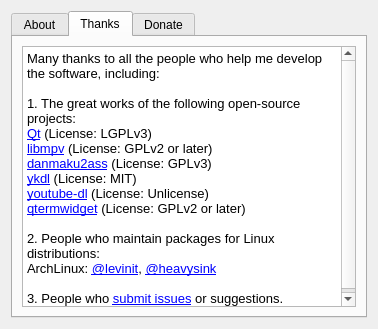
Above: src/aboutdialog.ui from coslyk/moonplayer before the change. Below: the same form after it.
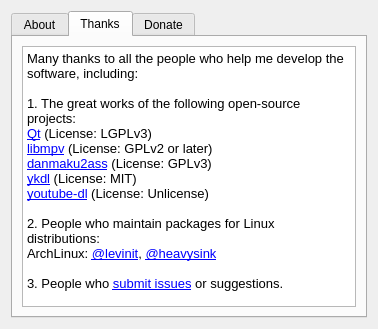
That is the form after the change. The open tabs and pages were chosen to show the change. Icons and pictures are not drawn.

Commit message: Remove "qtermwidget" from about dialog (it is no longer used)

```diff
--- a/src/aboutdialog.ui
+++ b/src/aboutdialog.ui
@@ -138,21 +138,20 @@
           <string>&lt;!DOCTYPE HTML PUBLIC &quot;-//W3C//DTD HTML 4.0//EN&quot; &quot;http://www.w3.org/TR/REC-html40/strict.dtd&quot;&gt;
 &lt;html&gt;&lt;head&gt;&lt;meta name=&quot;qrichtext&quot; content=&quot;1&quot; /&gt;&lt;style type=&quot;text/css&quot;&gt;
 p, li { white-space: pre-wrap; }
-&lt;/style&gt;&lt;/head&gt;&lt;body style=&quot; font-family:'Noto Sans CJK SC'; font-size:10pt; font-weight:400; font-style:normal;&quot;&gt;
-&lt;p style=&quot; margin-top:0px; margin-bottom:0px; margin-left:0px; margin-right:0px; -qt-block-indent:0; text-indent:0px;&quot;&gt;Many thanks to all the people who help me develop the software, including:&lt;/p&gt;
-&lt;p style=&quot;-qt-paragraph-type:empty; margin-top:0px; margin-bottom:0px; margin-left:0px; margin-right:0px; -qt-block-indent:0; text-indent:0px;&quot;&gt;&lt;br /&gt;&lt;/p&gt;
-&lt;p style=&quot; margin-top:0px; margin-bottom:0px; margin-left:0px; margin-right:0px; -qt-block-indent:0; text-indent:0px;&quot;&gt;1. The great works of the following open-source projects:&lt;/p&gt;
-&lt;p style=&quot; margin-top:0px; margin-bottom:0px; margin-left:0px; margin-right:0px; -qt-block-indent:0; text-indent:0px;&quot;&gt;&lt;a href=&quot;https://www.qt.io&quot;&gt;&lt;span style=&quot; text-decoration: underline; color:#0000ff;&quot;&gt;Qt&lt;/span&gt;&lt;/a&gt; (License: LGPLv3)&lt;/p&gt;
-&lt;p style=&quot; margin-top:0px; margin-bottom:0px; margin-left:0px; margin-right:0px; -qt-block-indent:0; text-indent:0px;&quot;&gt;&lt;a href=&quot;https://mpv.io/&quot;&gt;&lt;span style=&quot; text-decoration: underline; color:#0000ff;&quot;&gt;libmpv&lt;/span&gt;&lt;/a&gt; (License: GPLv2 or later)&lt;/p&gt;
-&lt;p style=&quot; margin-top:0px; margin-bottom:0px; margin-left:0px; margin-right:0px; -qt-block-indent:0; text-indent:0px;&quot;&gt;&lt;a href=&quot;https://github.com/coslyk/danmaku2ass&quot;&gt;&lt;span style=&quot; text-decoration: underline; color:#0000ff;&quot;&gt;danmaku2ass&lt;/span&gt;&lt;/a&gt; (License: GPLv3)&lt;/p&gt;
-&lt;p style=&quot; margin-top:0px; margin-bottom:0px; margin-left:0px; margin-right:0px; -qt-block-indent:0; text-indent:0px;&quot;&gt;&lt;a href=&quot;https://github.com/zhangn1985/ykdl&quot;&gt;&lt;span style=&quot; text-decoration: underline; color:#0000ff;&quot;&gt;ykdl&lt;/span&gt;&lt;/a&gt; (License: MIT)&lt;/p&gt;
-&lt;p style=&quot; margin-top:0px; margin-bottom:0px; margin-left:0px; margin-right:0px; -qt-block-indent:0; text-indent:0px;&quot;&gt;&lt;a href=&quot;https://github.com/rg3/youtube-dl&quot;&gt;&lt;span style=&quot; text-decoration: underline; color:#0000ff;&quot;&gt;youtube-dl&lt;/span&gt;&lt;/a&gt; (License: Unlicense)&lt;/p&gt;
-&lt;p style=&quot; margin-top:0px; margin-bottom:0px; margin-left:0px; margin-right:0px; -qt-block-indent:0; text-indent:0px;&quot;&gt;&lt;a href=&quot;https://github.com/lxqt/qtermwidget&quot;&gt;&lt;span style=&quot; text-decoration: underline; color:#0000ff;&quot;&gt;qtermwidget&lt;/span&gt;&lt;/a&gt; (License: GPLv2 or later)&lt;/p&gt;
-&lt;p style=&quot;-qt-paragraph-type:empty; margin-top:0px; margin-bottom:0px; margin-left:0px; margin-right:0px; -qt-block-indent:0; text-indent:0px;&quot;&gt;&lt;br /&gt;&lt;/p&gt;
-&lt;p style=&quot; margin-top:0px; margin-bottom:0px; margin-left:0px; margin-right:0px; -qt-block-indent:0; text-indent:0px;&quot;&gt;2. People who maintain packages for Linux distributions:&lt;/p&gt;
-&lt;p style=&quot; margin-top:0px; margin-bottom:0px; margin-left:0px; margin-right:0px; -qt-block-indent:0; text-indent:0px;&quot;&gt;ArchLinux: &lt;a href=&quot;https://github.com/levinit&quot;&gt;&lt;span style=&quot; text-decoration: underline; color:#0000ff;&quot;&gt;@levinit&lt;/span&gt;&lt;/a&gt;, &lt;a href=&quot;https://github.com/heavysink&quot;&gt;&lt;span style=&quot; text-decoration: underline; color:#0000ff;&quot;&gt;@heavysink&lt;/span&gt;&lt;/a&gt;&lt;/p&gt;
-&lt;p style=&quot;-qt-paragraph-type:empty; margin-top:0px; margin-bottom:0px; margin-left:0px; margin-right:0px; -qt-block-indent:0; text-indent:0px;&quot;&gt;&lt;br /&gt;&lt;/p&gt;
-&lt;p style=&quot; margin-top:0px; margin-bottom:0px; margin-left:0px; margin-right:0px; -qt-block-indent:0; text-indent:0px;&quot;&gt;3. People who &lt;a href=&quot;https://github.com/coslyk/moonplayer/issues&quot;&gt;&lt;span style=&quot; text-decoration: underline; color:#0000ff;&quot;&gt;submit issues&lt;/span&gt;&lt;/a&gt; or suggestions.&lt;/p&gt;&lt;/body&gt;&lt;/html&gt;</string>
+&lt;/style&gt;&lt;/head&gt;&lt;body style=&quot; font-family:'Noto Sans CJK SC'; font-size:9pt; font-weight:400; font-style:normal;&quot;&gt;
+&lt;p style=&quot; margin-top:0px; margin-bottom:0px; margin-left:0px; margin-right:0px; -qt-block-indent:0; text-indent:0px;&quot;&gt;&lt;span style=&quot; font-size:10pt;&quot;&gt;Many thanks to all the people who help me develop the software, including:&lt;/span&gt;&lt;/p&gt;
+&lt;p style=&quot;-qt-paragraph-type:empty; margin-top:0px; margin-bottom:0px; margin-left:0px; margin-right:0px; -qt-block-indent:0; text-indent:0px; font-size:10pt;&quot;&gt;&lt;br /&gt;&lt;/p&gt;
+&lt;p style=&quot; margin-top:0px; margin-bottom:0px; margin-left:0px; margin-right:0px; -qt-block-indent:0; text-indent:0px;&quot;&gt;&lt;span style=&quot; font-size:10pt;&quot;&gt;1. The great works of the following open-source projects:&lt;/span&gt;&lt;/p&gt;
+&lt;p style=&quot; margin-top:0px; margin-bottom:0px; margin-left:0px; margin-right:0px; -qt-block-indent:0; text-indent:0px;&quot;&gt;&lt;a href=&quot;https://www.qt.io&quot;&gt;&lt;span style=&quot; font-size:10pt; text-decoration: underline; color:#0000ff;&quot;&gt;Qt&lt;/span&gt;&lt;/a&gt;&lt;span style=&quot; font-size:10pt;&quot;&gt; (License: LGPLv3)&lt;/span&gt;&lt;/p&gt;
+&lt;p style=&quot; margin-top:0px; margin-bottom:0px; margin-left:0px; margin-right:0px; -qt-block-indent:0; text-indent:0px;&quot;&gt;&lt;a href=&quot;https://mpv.io/&quot;&gt;&lt;span style=&quot; font-size:10pt; text-decoration: underline; color:#0000ff;&quot;&gt;libmpv&lt;/span&gt;&lt;/a&gt;&lt;span style=&quot; font-size:10pt;&quot;&gt; (License: GPLv2 or later)&lt;/span&gt;&lt;/p&gt;
+&lt;p style=&quot; margin-top:0px; margin-bottom:0px; margin-left:0px; margin-right:0px; -qt-block-indent:0; text-indent:0px;&quot;&gt;&lt;a href=&quot;https://github.com/coslyk/danmaku2ass&quot;&gt;&lt;span style=&quot; font-size:10pt; text-decoration: underline; color:#0000ff;&quot;&gt;danmaku2ass&lt;/span&gt;&lt;/a&gt;&lt;span style=&quot; font-size:10pt;&quot;&gt; (License: GPLv3)&lt;/span&gt;&lt;/p&gt;
+&lt;p style=&quot; margin-top:0px; margin-bottom:0px; margin-left:0px; margin-right:0px; -qt-block-indent:0; text-indent:0px;&quot;&gt;&lt;a href=&quot;https://github.com/zhangn1985/ykdl&quot;&gt;&lt;span style=&quot; font-size:10pt; text-decoration: underline; color:#0000ff;&quot;&gt;ykdl&lt;/span&gt;&lt;/a&gt;&lt;span style=&quot; font-size:10pt;&quot;&gt; (License: MIT)&lt;/span&gt;&lt;/p&gt;
+&lt;p style=&quot; margin-top:0px; margin-bottom:0px; margin-left:0px; margin-right:0px; -qt-block-indent:0; text-indent:0px;&quot;&gt;&lt;a href=&quot;https://github.com/rg3/youtube-dl&quot;&gt;&lt;span style=&quot; font-size:10pt; text-decoration: underline; color:#0000ff;&quot;&gt;youtube-dl&lt;/span&gt;&lt;/a&gt;&lt;span style=&quot; font-size:10pt;&quot;&gt; (License: Unlicense)&lt;/span&gt;&lt;/p&gt;
+&lt;p style=&quot;-qt-paragraph-type:empty; margin-top:0px; margin-bottom:0px; margin-left:0px; margin-right:0px; -qt-block-indent:0; text-indent:0px; font-size:10pt;&quot;&gt;&lt;br /&gt;&lt;/p&gt;
+&lt;p style=&quot; margin-top:0px; margin-bottom:0px; margin-left:0px; margin-right:0px; -qt-block-indent:0; text-indent:0px;&quot;&gt;&lt;span style=&quot; font-size:10pt;&quot;&gt;2. People who maintain packages for Linux distributions:&lt;/span&gt;&lt;/p&gt;
+&lt;p style=&quot; margin-top:0px; margin-bottom:0px; margin-left:0px; margin-right:0px; -qt-block-indent:0; text-indent:0px;&quot;&gt;&lt;span style=&quot; font-size:10pt;&quot;&gt;ArchLinux: &lt;/span&gt;&lt;a href=&quot;https://github.com/levinit&quot;&gt;&lt;span style=&quot; font-size:10pt; text-decoration: underline; color:#0000ff;&quot;&gt;@levinit&lt;/span&gt;&lt;/a&gt;&lt;span style=&quot; font-size:10pt;&quot;&gt;, &lt;/span&gt;&lt;a href=&quot;https://github.com/heavysink&quot;&gt;&lt;span style=&quot; font-size:10pt; text-decoration: underline; color:#0000ff;&quot;&gt;@heavysink&lt;/span&gt;&lt;/a&gt;&lt;/p&gt;
+&lt;p style=&quot;-qt-paragraph-type:empty; margin-top:0px; margin-bottom:0px; margin-left:0px; margin-right:0px; -qt-block-indent:0; text-indent:0px; font-size:10pt;&quot;&gt;&lt;br /&gt;&lt;/p&gt;
+&lt;p style=&quot; margin-top:0px; margin-bottom:0px; margin-left:0px; margin-right:0px; -qt-block-indent:0; text-indent:0px;&quot;&gt;&lt;span style=&quot; font-size:10pt;&quot;&gt;3. People who &lt;/span&gt;&lt;a href=&quot;https://github.com/coslyk/moonplayer/issues&quot;&gt;&lt;span style=&quot; font-size:10pt; text-decoration: underline; color:#0000ff;&quot;&gt;submit issues&lt;/span&gt;&lt;/a&gt;&lt;span style=&quot; font-size:10pt;&quot;&gt; or suggestions.&lt;/span&gt;&lt;/p&gt;&lt;/body&gt;&lt;/html&gt;</string>
          </property>
          <property name="openExternalLinks">
           <bool>true</bool>
```
